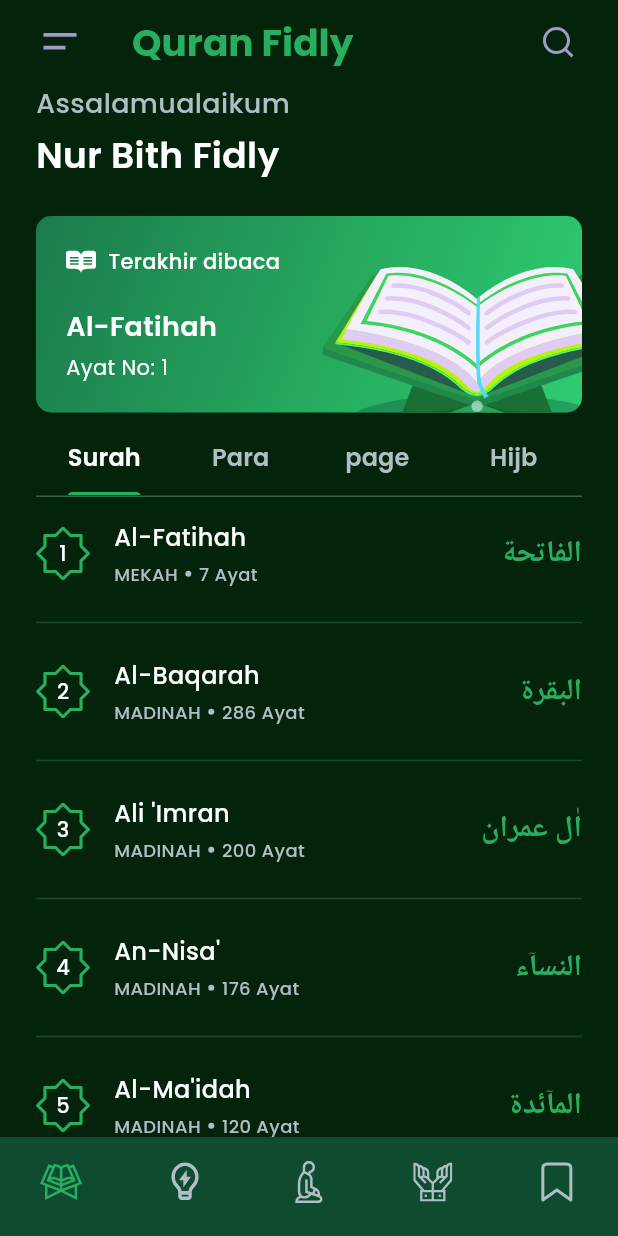
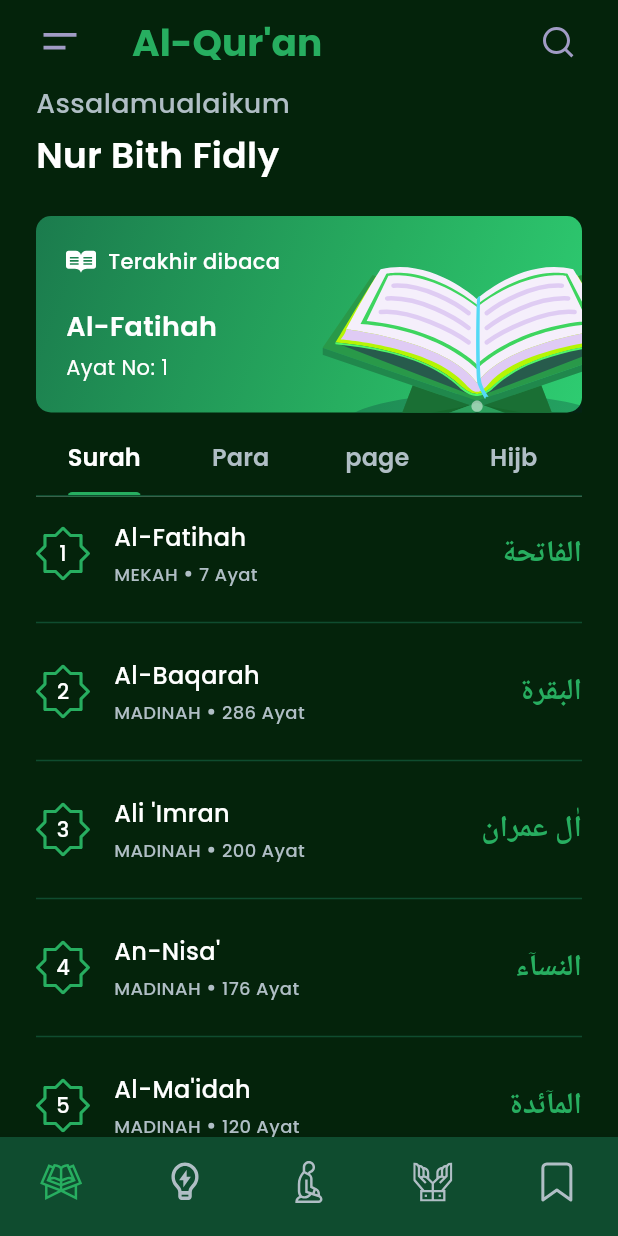
Before and after one commit to NBFiidly/the_holy_quran, a Flutter app: the HomeScreen screen opened directly, on a phone screen of 412 x 824 dp. Run offline on Flutter 3.47's test engine with Material 3 defaults, Android fonts, the phone set to English and light mode, and no system bars; our stand-ins replace connectivity_plus, dio, flutter_svg, google_fonts; Roboto replaces fonts that are missing (Amiri).

Commit message:
fix: Update app title to "Al-Qur'an" in home screen

```diff
--- a/lib/screens/home_screen.dart
+++ b/lib/screens/home_screen.dart
@@ -167,7 +167,7 @@ class HomeScreen extends StatelessWidget {
         ),
         const SizedBox(width: 24),
         Text(
-          "Quran Fidly",
+          "Al-Qur'an",
           style: GoogleFonts.poppins(
             color: primary,
             fontSize: 25,
```
